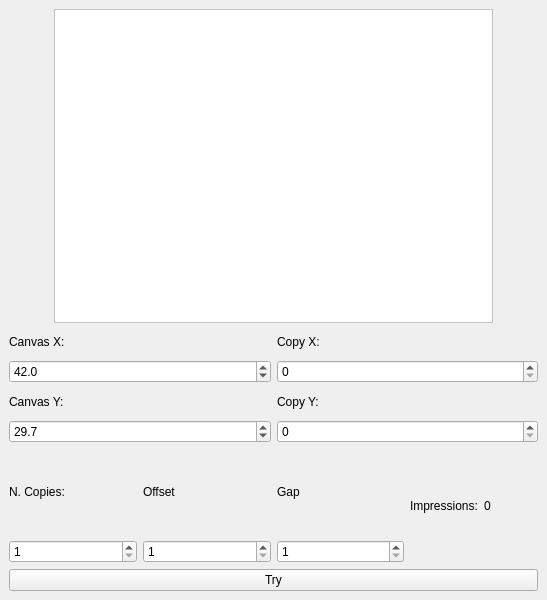
First picture: the form in mainwindow.ui, repository ikerBorr/CanvasPyQT, before the edit.
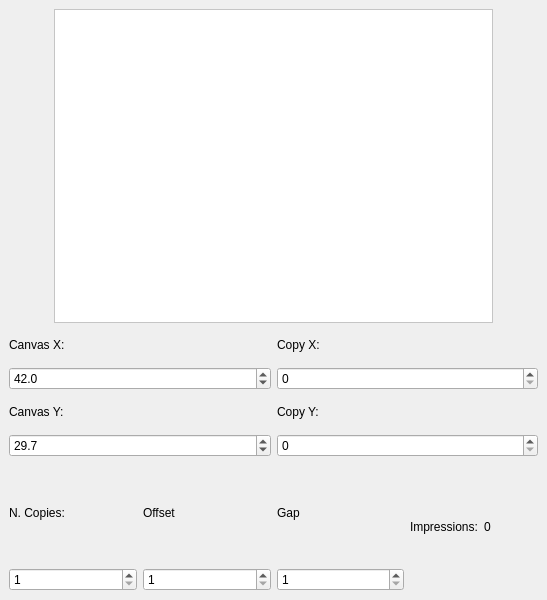
Second picture: the form after the edit.

Patch:
```diff
--- a/mainwindow.ui
+++ b/mainwindow.ui
@@ -189,13 +189,6 @@
       </item>
      </layout>
     </item>
-    <item>
-     <widget class="QPushButton" name="PBTry">
-      <property name="text">
-       <string>Try</string>
-      </property>
-     </widget>
-    </item>
    </layout>
   </widget>
  </widget>
```
